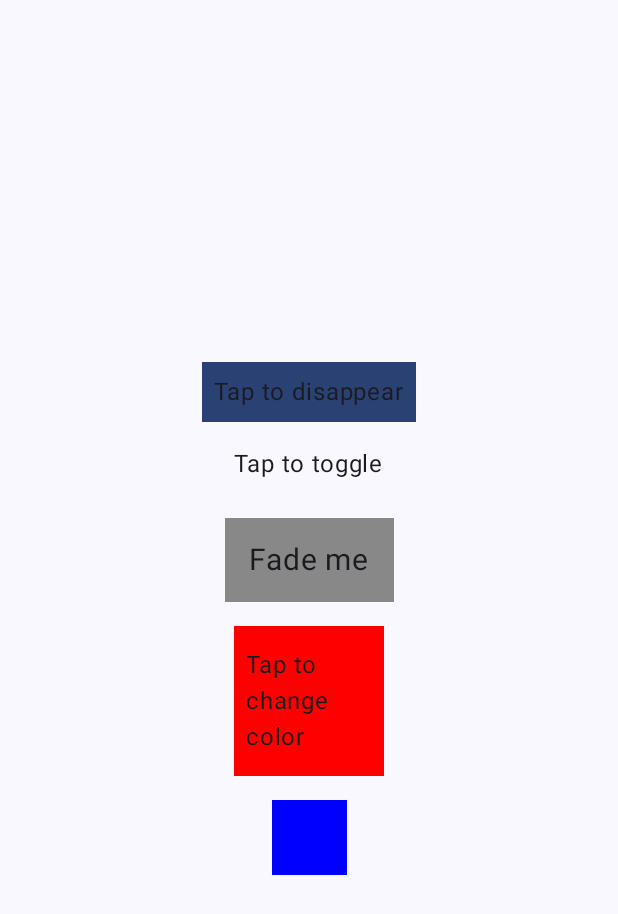
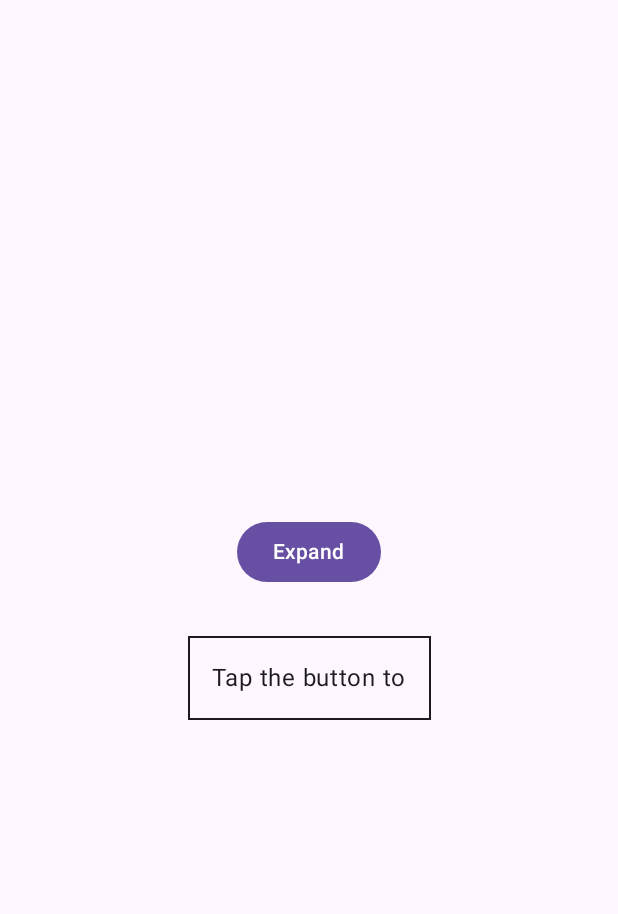
Before and after one commit to bekaweirdo/Animations, an Android app built with Jetpack Compose: the screen it shows after launch (SimpleAnimationActivity before the commit, ContentSizeAnimationActivity after it), after a tap on "Saved Items", on a phone screen of 412 x 824 dp. Shown: the top 914 px of the screen. Run offline under Robolectric (Android 15) with nearby library versions, the light colour scheme and no system bars.

Commit message:
# Add gestures, transitions and contentsize examples for compose

```diff
--- a/app/src/main/AndroidManifest.xml
+++ b/app/src/main/AndroidManifest.xml
@@ -29,6 +29,12 @@
 
         <activity android:name=".simple_animation.SimpleAnimationActivity"
             android:theme="@style/Theme.Animations" />
+
+        <activity android:name=".transition_animation.TransitionAnimationActivity"
+            android:theme="@style/Theme.Animations" />
+
+        <activity android:name=".content_size.ContentSizeAnimationActivity"
+            android:theme="@style/Theme.Animations" />
     </application>
 
 </manifest>
--- a/app/src/main/java/com/bekka/animations/MainActivity.kt
+++ b/app/src/main/java/com/bekka/animations/MainActivity.kt
@@ -33,9 +33,11 @@ import androidx.compose.ui.platform.LocalContext
 import androidx.compose.ui.unit.dp
 import androidx.compose.ui.unit.sp
 import com.bekka.animations.animated_visibility.AnimatedVisibilityActivity
+import com.bekka.animations.content_size.ContentSizeAnimationActivity
 import com.bekka.animations.data.DataProvider
 import com.bekka.animations.data.model.AnimationModel
 import com.bekka.animations.simple_animation.SimpleAnimationActivity
+import com.bekka.animations.transition_animation.TransitionAnimationActivity
 import com.bekka.animations.ui.theme.AnimationsTheme
 
 class MainActivity : ComponentActivity() {
@@ -81,8 +83,20 @@ fun AnimationItem(
 //                            putExtra("parameter", 1)
 //                        }
 //                    )
+//                    context.startActivity(
+//                        Intent(context, SimpleAnimationActivity::class.java)
+//                            .addFlags(Intent.FLAG_ACTIVITY_NEW_TASK).apply {
+//                                putExtra("parameter", 1)
+//                            }
+//                    )
+//                    context.startActivity(
+//                        Intent(context, TransitionAnimationActivity::class.java)
+//                            .addFlags(Intent.FLAG_ACTIVITY_NEW_TASK).apply {
+//                                putExtra("parameter", 1)
+//                            }
+//                    )
                     context.startActivity(
-                        Intent(context, SimpleAnimationActivity::class.java)
+                        Intent(context, ContentSizeAnimationActivity::class.java)
                             .addFlags(Intent.FLAG_ACTIVITY_NEW_TASK).apply {
                                 putExtra("parameter", 1)
                             }
--- /dev/null
+++ b/app/src/main/java/com/bekka/animations/content_size/ContentSizeAnimationActivity.kt
@@ -0,0 +1,99 @@
+package com.bekka.animations.content_size
+
+import android.os.Bundle
+import androidx.activity.ComponentActivity
+import androidx.activity.compose.setContent
+import androidx.compose.animation.animateContentSize
+import androidx.compose.animation.core.tween
+import androidx.compose.foundation.border
+import androidx.compose.foundation.layout.Arrangement
+import androidx.compose.foundation.layout.Box
+import androidx.compose.foundation.layout.Column
+import androidx.compose.foundation.layout.Spacer
+import androidx.compose.foundation.layout.fillMaxSize
+import androidx.compose.foundation.layout.height
+import androidx.compose.foundation.layout.padding
+import androidx.compose.material3.Button
+import androidx.compose.material3.MaterialTheme
+import androidx.compose.material3.Surface
+import androidx.compose.material3.Text
+import androidx.compose.runtime.Composable
+import androidx.compose.runtime.getValue
+import androidx.compose.runtime.mutableStateOf
+import androidx.compose.runtime.remember
+import androidx.compose.runtime.setValue
+import androidx.compose.ui.Alignment
+import androidx.compose.ui.Modifier
+import androidx.compose.ui.unit.dp
+
+class ContentSizeAnimationActivity : ComponentActivity() {
+
+    override fun onCreate(savedInstanceState: Bundle?) {
+        super.onCreate(savedInstanceState)
+        setContent {
+            AnimationsTheme {
+                // A surface container using the 'background' color from the theme
+                Surface(
+                    modifier = Modifier.fillMaxSize(),
+                    color = MaterialTheme.colorScheme.background
+                ) {
+                    ExpandableContentDemo()
+                }
+            }
+        }
+    }
+}
+
+@Composable
+fun ExpandableContentDemo() {
+    var expanded by remember { mutableStateOf(false) }
+
+    Column(
+        modifier = Modifier
+            .fillMaxSize()
+            .padding(16.dp),
+        horizontalAlignment = Alignment.CenterHorizontally,
+        verticalArrangement = Arrangement.Center
+    ) {
+        Button(onClick = { expanded = !expanded }) {
+            Text(if (expanded) "Collapse" else "Expand")
+        }
+
+        Spacer(modifier = Modifier.height(32.dp))
+
+        // Content that changes size with animation
+        Box(
+            modifier = Modifier
+                .border(1.dp, MaterialTheme.colorScheme.onSurface)
+                .padding(16.dp)
+                .animateContentSize(animationSpec = tween(600))
+        ) {
+            Column {
+                Text(
+                    "Tap the button to",
+                    style = MaterialTheme.typography.bodyLarge
+                )
+                if (expanded) {
+                    Text(
+                        "see more content!",
+                        style = MaterialTheme.typography.bodyLarge
+                    )
+                    // Additional content that is only visible when the box is expanded
+                    Text(
+                        "This is the extra content that appears when the box is expanded. " +
+                                "You can collapse this content by tapping the button again.",
+                        style = MaterialTheme.typography.bodyLarge,
+                        modifier = Modifier.padding(top = 8.dp)
+                    )
+                }
+            }
+        }
+    }
+}
+
+@Composable
+fun AnimationsTheme(content: @Composable () -> Unit) {
+    MaterialTheme {
+        content()
+    }
+}
--- a/app/src/main/java/com/bekka/animations/simple_animation/SimpleAnimationActivity.kt
+++ b/app/src/main/java/com/bekka/animations/simple_animation/SimpleAnimationActivity.kt
@@ -90,7 +90,7 @@ fun AnimatedVisibilityExample(isVisible: Boolean, onToggleVisibility: () -> Unit
             exit = fadeOut() + shrinkVertically()
         ) {
             Text(
-                text = "Tap to disappear",
+                text = "Here me out, I'm gonna disappear",
                 modifier = Modifier
                     .background(MaterialTheme.colorScheme.primary)
                     .padding(8.dp)
@@ -109,7 +109,7 @@ fun AnimatedVisibilityExample(isVisible: Boolean, onToggleVisibility: () -> Unit
 @Composable
 fun FloatAnimationExample() {
     var alpha by remember { mutableStateOf(1f) }
-    val animatedAlpha by animateFloatAsState(targetValue = alpha)
+    val animatedAlpha by animateFloatAsState(targetValue = alpha, label = "")
 
     Text(
         text = "Fade me",
@@ -157,13 +157,6 @@ fun SizeAnimationExample() {
             .background(Color.Blue)
             .clickable(onClick = { expanded = !expanded })
     ) {
-        // Box content here
+        Text(text = "Size change")
     }
 }
-
-@Composable
-fun AnimationsTheme(content: @Composable () -> Unit) {
-    MaterialTheme {
-        content()
-    }
-}
```
Also changed, not shown: app/src/main/java/com/bekka/animations/gesture/GestureAnimationActivity.kt (added, +94 -0 lines), app/src/main/java/com/bekka/animations/transition_animation/TransitionAnimationActivity.kt (added, +70 -0 lines).
